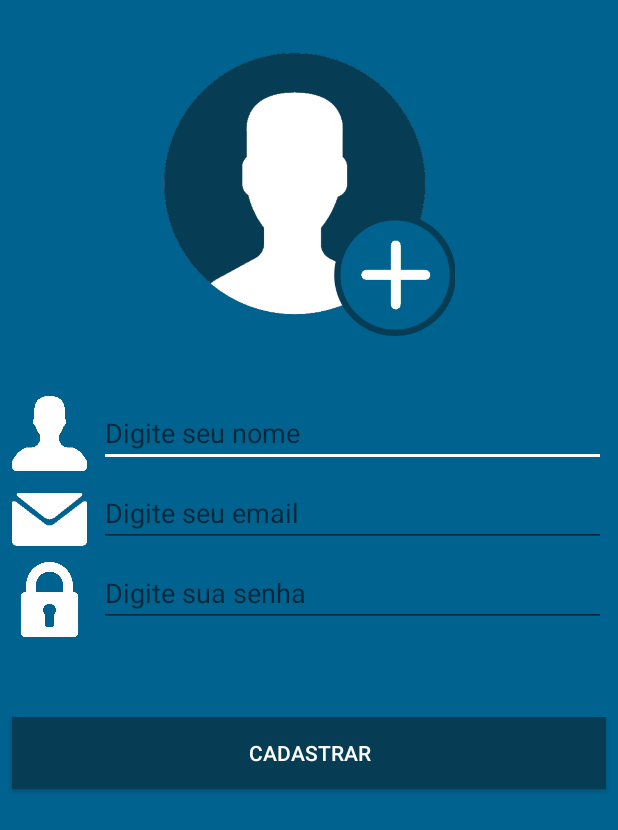
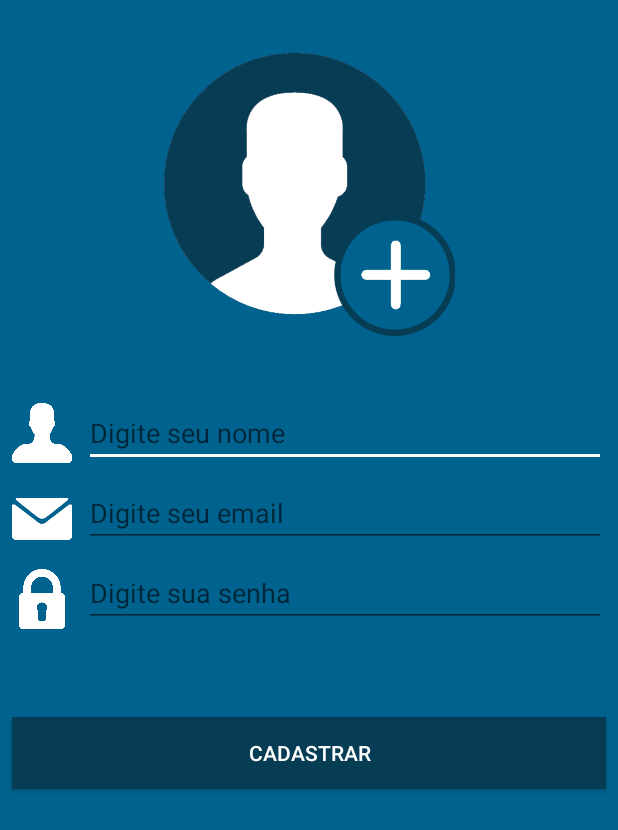
Before and after one commit to pedrom505/HelloMobil, an Android app: the RegisterActivity screen opened directly, with no data from a screen before it, after a tap on "CADASTRAR", on a phone screen of 412 x 824 dp. Shown: the top 830 px of the screen. Run offline under Robolectric (Android 15) with nearby library versions, the phone set to English and light mode, and no system bars; our stand-ins replace Firebase (no records; nobody signed in at launch, a user with empty details on screens opened directly).

Commit message:
Register validation
- Used exception to handle errors during register process. This exceptions is capable to handle error like weak password, invalid email, emails which already used and other.

```diff
--- a/app/src/main/java/com/decisionmind/pedro/hellomobil/activity/RegisterActivity.java
+++ b/app/src/main/java/com/decisionmind/pedro/hellomobil/activity/RegisterActivity.java
@@ -16,6 +16,10 @@ import com.google.android.gms.tasks.Task;
 import com.google.firebase.auth.AuthResult;
 import com.google.firebase.auth.FirebaseAuth;
 import com.decisionmind.pedro.hellomobil.config.configFireBase;
+import com.google.firebase.auth.FirebaseAuthInvalidCredentialsException;
+import com.google.firebase.auth.FirebaseAuthUserCollisionException;
+import com.google.firebase.auth.FirebaseAuthWeakPasswordException;
+import com.google.firebase.auth.FirebaseUser;
 
 public class RegisterActivity extends AppCompatActivity {
 
@@ -60,11 +64,29 @@ public class RegisterActivity extends AppCompatActivity {
             public void onComplete(@NonNull Task<AuthResult> task) {
                 if(task.isSuccessful()){
                     Toast.makeText(RegisterActivity.this, "Cadastro do usuário realizado com sucesso", Toast.LENGTH_LONG).show();
-                    Intent intent = new Intent(RegisterActivity.this, LoginActivity.class);
-                    startActivity(intent);
+                    FirebaseUser firebaseUser = task.getResult().getUser();
+
+                    user.setId(firebaseUser.getUid());
+                    user.save();
+
+                    authentication.signOut();
                     finish();
                 }else{
-                    Toast.makeText(RegisterActivity.this, "Não foi possivel cadastrar o usuário", Toast.LENGTH_LONG).show();
+
+                    String error;
+
+                    try{
+                        throw task.getException();
+                    }catch (FirebaseAuthWeakPasswordException e){
+                        error = "Digite uma senha mais forte. Ela deve conter caracteres e numeros!";
+                    }catch (FirebaseAuthInvalidCredentialsException e){
+                        error = "O e-mail digitado é invalido!";
+                    }catch (FirebaseAuthUserCollisionException e){
+                        error = "O e-mail informado já está sendo utilizado!";
+                    }catch (Exception e){
+                        error = "Não foi possivel efetuar o cadastro!";
+                    }
+                    Toast.makeText(RegisterActivity.this, "Erro: " + error, Toast.LENGTH_LONG).show();
                 }
             }
         });
--- a/app/src/main/res/layout/activity_register.xml
+++ b/app/src/main/res/layout/activity_register.xml
@@ -79,8 +79,8 @@
 
     <ImageView
         android:id="@+id/imageView4"
-        android:layout_width="50dp"
-        android:layout_height="50dp"
+        android:layout_width="@dimen/iconDim"
+        android:layout_height="@dimen/iconDim"
         android:layout_marginStart="8dp"
         app:layout_constraintBottom_toBottomOf="@+id/editText_Name"
         app:layout_constraintStart_toStartOf="parent"
@@ -89,8 +89,8 @@
 
     <ImageView
         android:id="@+id/imageView5"
-        android:layout_width="50dp"
-        android:layout_height="50dp"
+        android:layout_width="@dimen/iconDim"
+        android:layout_height="@dimen/iconDim"
         android:layout_marginStart="8dp"
         android:layout_marginTop="8dp"
         app:layout_constraintBottom_toBottomOf="@+id/editText_Email"
@@ -100,8 +100,8 @@
 
     <ImageView
         android:id="@+id/imageView6"
-        android:layout_width="50dp"
-        android:layout_height="50dp"
+        android:layout_width="@dimen/iconDim"
+        android:layout_height="@dimen/iconDim"
         android:layout_marginStart="8dp"
         android:layout_marginTop="8dp"
         app:layout_constraintBottom_toBottomOf="@+id/editText_Password"
--- a/app/src/main/res/values/dimens.xml
+++ b/app/src/main/res/values/dimens.xml
@@ -2,4 +2,5 @@
     <dimen name="fab_margin">16dp</dimen>
     <dimen name="logoWidth">250dp</dimen>
     <dimen name="logoHeight">163dp</dimen>
+    <dimen name="iconDim">40dp</dimen>
 </resources>
```
Also changed, not shown: app/src/main/AndroidManifest.xml (+5 -3 lines), app/src/main/java/com/decisionmind/pedro/hellomobil/model/User.java (+11 -0 lines), app/src/main/res/layout/activity_login.xml (+4 -4 lines).
